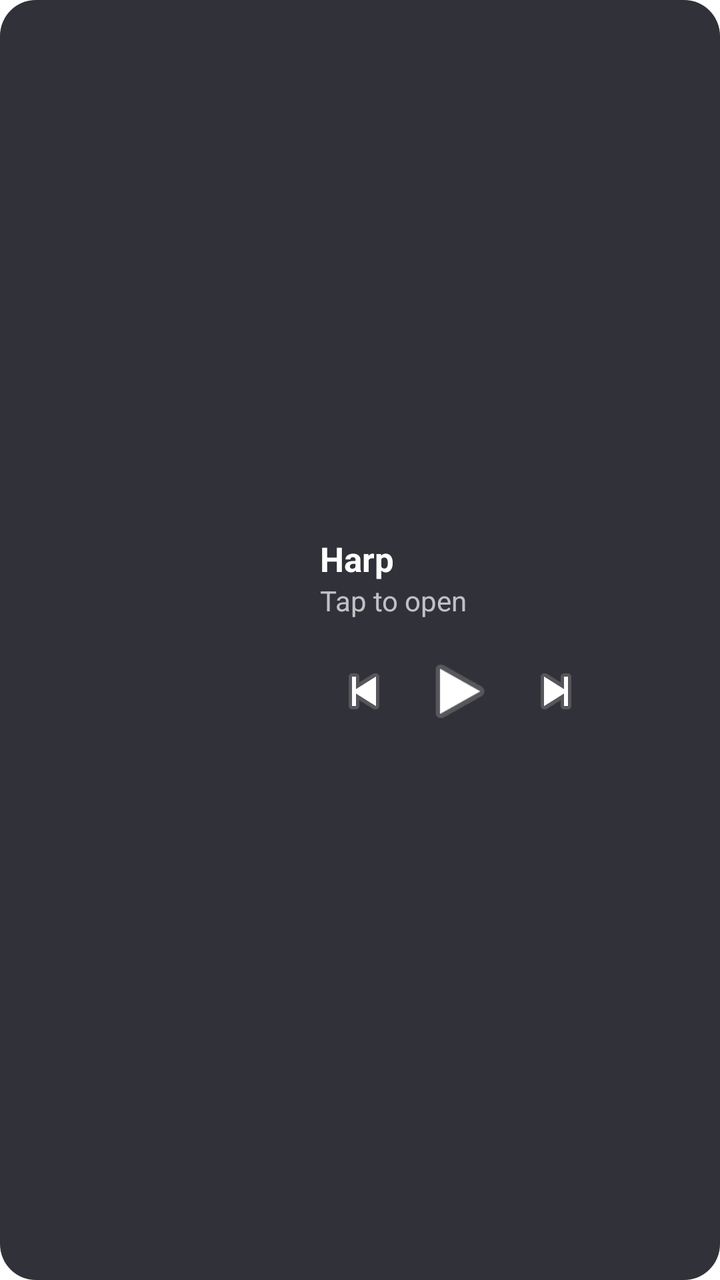
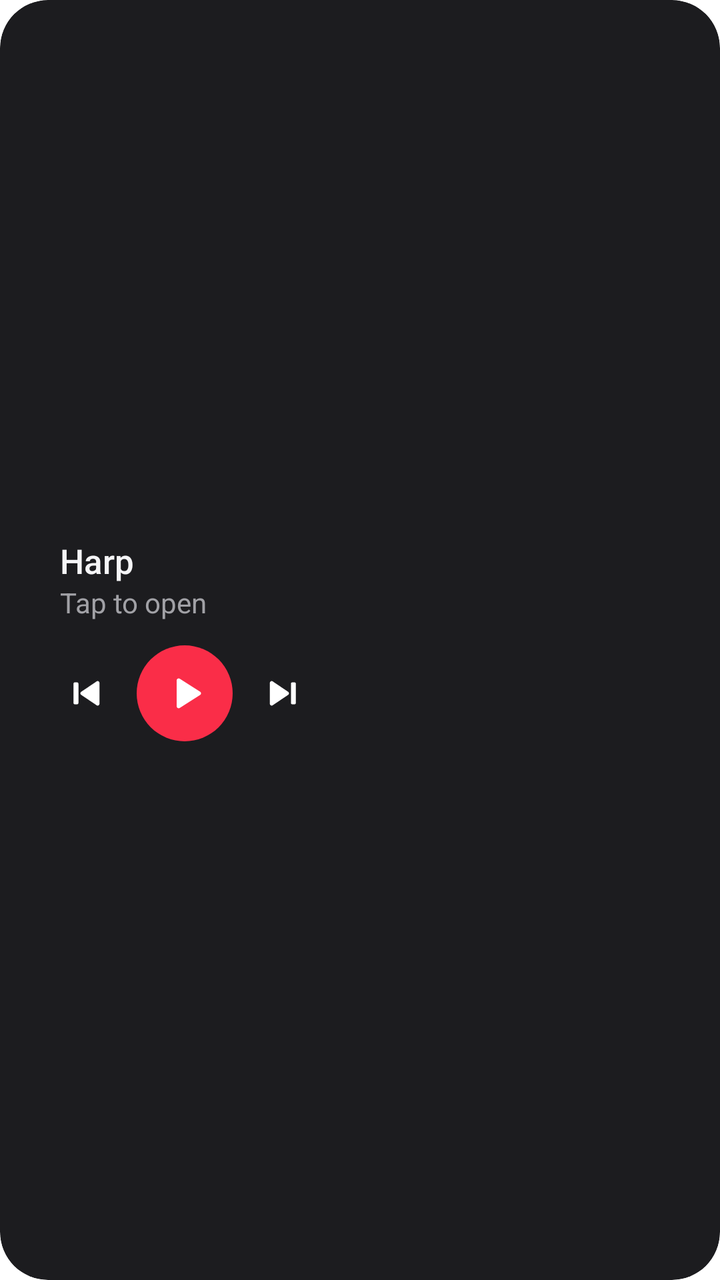

Screens rendered from an Android XML layout before and after an edit, with the pre-edit source and the edit as a unified diff.
<!-- AndroidManifest.xml: fallback theme Theme.MaterialComponents.DayNight.NoActionBar -->
<!-- res/layout/harp_widget_large.xml -->
<?xml version="1.0" encoding="utf-8"?>
<LinearLayout xmlns:android="http://schemas.android.com/apk/res/android"
    android:id="@+id/widget_root"
    android:layout_width="match_parent"
    android:layout_height="match_parent"
    android:background="@drawable/widget_bg"
    android:gravity="center_vertical"
    android:orientation="horizontal"
    android:padding="12dp">

    <ImageView
        android:id="@+id/widget_art"
        android:layout_width="0dp"
        android:layout_height="match_parent"
        android:layout_weight="1"
        android:adjustViewBounds="true"
        android:contentDescription="Cover"
        android:scaleType="centerCrop"
        android:src="@mipmap/ic_launcher" />

    <LinearLayout
        android:layout_width="0dp"
        android:layout_height="match_parent"
        android:layout_marginStart="14dp"
        android:layout_weight="1.4"
        android:gravity="center_vertical"
        android:orientation="vertical">

        <TextView
            android:id="@+id/widget_title"
            android:layout_width="match_parent"
            android:layout_height="wrap_content"
            android:ellipsize="end"
            android:maxLines="1"
            android:text="Harp"
            android:textColor="#FFFFFFFF"
            android:textSize="17sp"
            android:textStyle="bold" />

        <TextView
            android:id="@+id/widget_artist"
            android:layout_width="match_parent"
            android:layout_height="wrap_content"
            android:ellipsize="end"
            android:maxLines="1"
            android:text="Tap to open"
            android:textColor="#B3FFFFFF"
            android:textSize="14sp" />

        <LinearLayout
            android:layout_width="match_parent"
            android:layout_height="wrap_content"
            android:layout_marginTop="10dp"
            android:gravity="center_vertical"
            android:orientation="horizontal">

        <ImageButton
            android:id="@+id/widget_prev"
            android:layout_width="44dp"
            android:layout_height="44dp"
            android:background="@android:color/transparent"
            android:contentDescription="Previous"
            android:scaleType="fitCenter"
            android:padding="6dp"
            android:src="@android:drawable/ic_media_previous" />

        <ImageButton
            android:id="@+id/widget_play"
            android:layout_width="52dp"
            android:layout_height="52dp"
            android:background="@android:color/transparent"
            android:contentDescription="Play or pause"
            android:scaleType="fitCenter"
            android:padding="6dp"
            android:src="@android:drawable/ic_media_play" />

        <ImageButton
            android:id="@+id/widget_next"
            android:layout_width="44dp"
            android:layout_height="44dp"
            android:background="@android:color/transparent"
            android:contentDescription="Next"
            android:scaleType="fitCenter"
            android:padding="6dp"
            android:src="@android:drawable/ic_media_next" />

        </LinearLayout>
    </LinearLayout>
</LinearLayout>
<!-- resources referenced by this layout -->
<resources>
  <!-- drawable widget_bg (drawable) -->
  <?xml version="1.0" encoding="utf-8"?>
  <shape xmlns:android="http://schemas.android.com/apk/res/android" android:shape="rectangle">
      <solid android:color="#E61B1B24" />
      <corners android:radius="18dp" />
  </shape>
  <!-- mipmap ic_launcher (mipmap-anydpi-v26) -->
  <?xml version="1.0" encoding="utf-8"?>
  <adaptive-icon xmlns:android="http://schemas.android.com/apk/res/android">
      <background android:drawable="@drawable/ic_launcher_background"/>
      <foreground android:drawable="@mipmap/ic_launcher_foreground"/>
      <monochrome android:drawable="@mipmap/ic_launcher_foreground"/>
  </adaptive-icon>
  <!-- drawable ic_launcher_background (drawable) -->
  <?xml version="1.0" encoding="utf-8"?>
  <shape xmlns:android="http://schemas.android.com/apk/res/android" android:shape="rectangle">
      <gradient android:angle="315" android:startColor="#FFFF6B6B" android:endColor="#FFB3001B" android:type="linear"/>
  </shape>
</resources>

<!-- the commit's change to res/layout/harp_widget_large.xml (unified diff, before → after) -->
@@ -1,89 +1,38 @@
 <?xml version="1.0" encoding="utf-8"?>
-<LinearLayout xmlns:android="http://schemas.android.com/apk/res/android"
-    android:id="@+id/widget_root"
-    android:layout_width="match_parent"
-    android:layout_height="match_parent"
-    android:background="@drawable/widget_bg"
-    android:gravity="center_vertical"
-    android:orientation="horizontal"
-    android:padding="12dp">
-
-    <ImageView
-        android:id="@+id/widget_art"
-        android:layout_width="0dp"
-        android:layout_height="match_parent"
-        android:layout_weight="1"
-        android:adjustViewBounds="true"
-        android:contentDescription="Cover"
-        android:scaleType="centerCrop"
-        android:src="@mipmap/ic_launcher" />
-
-    <LinearLayout
-        android:layout_width="0dp"
-        android:layout_height="match_parent"
-        android:layout_marginStart="14dp"
-        android:layout_weight="1.4"
-        android:gravity="center_vertical"
-        android:orientation="vertical">
-
-        <TextView
-            android:id="@+id/widget_title"
-            android:layout_width="match_parent"
-            android:layout_height="wrap_content"
-            android:ellipsize="end"
-            android:maxLines="1"
-            android:text="Harp"
-            android:textColor="#FFFFFFFF"
-            android:textSize="17sp"
-            android:textStyle="bold" />
-
-        <TextView
-            android:id="@+id/widget_artist"
-            android:layout_width="match_parent"
-            android:layout_height="wrap_content"
-            android:ellipsize="end"
-            android:maxLines="1"
-            android:text="Tap to open"
-            android:textColor="#B3FFFFFF"
-            android:textSize="14sp" />
-
-        <LinearLayout
-            android:layout_width="match_parent"
-            android:layout_height="wrap_content"
-            android:layout_marginTop="10dp"
-            android:gravity="center_vertical"
-            android:orientation="horizontal">
-
-        <ImageButton
-            android:id="@+id/widget_prev"
-            android:layout_width="44dp"
-            android:layout_height="44dp"
-            android:background="@android:color/transparent"
-            android:contentDescription="Previous"
-            android:scaleType="fitCenter"
-            android:padding="6dp"
-            android:src="@android:drawable/ic_media_previous" />
-
-        <ImageButton
-            android:id="@+id/widget_play"
-            android:layout_width="52dp"
-            android:layout_height="52dp"
-            android:background="@android:color/transparent"
-            android:contentDescription="Play or pause"
-            android:scaleType="fitCenter"
-            android:padding="6dp"
-            android:src="@android:drawable/ic_media_play" />
-
-        <ImageButton
-            android:id="@+id/widget_next"
-            android:layout_width="44dp"
-            android:layout_height="44dp"
-            android:background="@android:color/transparent"
-            android:contentDescription="Next"
-            android:scaleType="fitCenter"
-            android:padding="6dp"
-            android:src="@android:drawable/ic_media_next" />
-
+<FrameLayout xmlns:android="http://schemas.android.com/apk/res/android" android:id="@+id/widget_root" android:layout_width="match_parent" android:layout_height="match_parent"
+    android:background="@drawable/widget_clip" android:clipToOutline="true">
+    <ImageView android:id="@+id/widget_bg" android:layout_width="match_parent" android:layout_height="match_parent"
+        android:importantForAccessibility="no" android:scaleType="fitXY" android:src="@drawable/widget_bg" />
+    <LinearLayout android:layout_width="match_parent" android:layout_height="match_parent" android:gravity="center_vertical"
+        android:orientation="horizontal" android:padding="14dp">
+        <ImageView android:id="@+id/widget_art" android:layout_width="wrap_content" android:layout_height="match_parent"
+            android:adjustViewBounds="true" android:maxWidth="180dp" android:contentDescription="Cover" android:scaleType="centerCrop" android:src="@mipmap/ic_launcher" />
+        <LinearLayout android:layout_width="0dp" android:layout_height="match_parent" android:layout_marginStart="16dp"
+            android:layout_weight="1" android:gravity="center_vertical" android:orientation="vertical">
+            <TextView android:id="@+id/widget_title" android:layout_width="match_parent" android:layout_height="wrap_content"
+            android:ellipsize="end" android:maxLines="1" android:text="Harp" android:textColor="#FFF5F5F7" android:textSize="17sp"
+            android:fontFamily="sans-serif-medium"   />
+            <TextView android:id="@+id/widget_artist" android:layout_width="match_parent" android:layout_height="wrap_content"
+            android:ellipsize="end" android:maxLines="1" android:text="Tap to open" android:textColor="#FFA1A1A6" android:textSize="14sp"
+            android:fontFamily="sans-serif"   />
+            <TextView android:id="@+id/widget_lyric" android:layout_width="match_parent" android:layout_height="wrap_content"
+            android:ellipsize="end" android:maxLines="2" android:text="" android:textColor="#FFF5F5F7" android:textSize="17sp"
+            android:fontFamily="sans-serif-medium" android:visibility="gone" android:layout_marginTop="6dp" />
+            <TextView android:id="@+id/widget_lyric_next" android:layout_width="match_parent" android:layout_height="wrap_content"
+            android:ellipsize="end" android:maxLines="1" android:text="" android:textColor="#FF6E6E73" android:textSize="13sp"
+            android:fontFamily="sans-serif" android:visibility="gone" android:layout_marginTop="2dp" />
+            <LinearLayout android:layout_width="wrap_content" android:layout_height="wrap_content" android:layout_marginTop="12dp"
+                android:layout_marginStart="-8dp" android:gravity="center_vertical" android:orientation="horizontal">
+                <ImageButton android:id="@+id/widget_prev" android:layout_width="42dp" android:layout_height="42dp"
+            android:background="@android:color/transparent" android:contentDescription="Previous" android:padding="10dp"
+            android:scaleType="fitCenter" android:src="@drawable/ic_w_prev" />
+                <ImageButton android:id="@+id/widget_play" android:layout_width="48dp" android:layout_height="48dp"
+            android:layout_marginStart="4dp" android:layout_marginEnd="4dp" android:background="@drawable/widget_play_bg"
+            android:contentDescription="Play or pause" android:padding="12dp" android:scaleType="fitCenter" android:src="@drawable/ic_w_play" />
+                <ImageButton android:id="@+id/widget_next" android:layout_width="42dp" android:layout_height="42dp"
+            android:background="@android:color/transparent" android:contentDescription="Next" android:padding="10dp"
+            android:scaleType="fitCenter" android:src="@drawable/ic_w_next" />
+            </LinearLayout>
         </LinearLayout>
     </LinearLayout>
-</LinearLayout>
+</FrameLayout>
<!-- resource entries referenced after the edit -->
@@ -1,10 +1,38 @@
 <!-- resources referenced by this layout -->
 <resources>
+  <!-- drawable ic_w_next (drawable) -->
+  <?xml version="1.0" encoding="utf-8"?>
+  <vector xmlns:android="http://schemas.android.com/apk/res/android" android:width="24dp" android:height="24dp" android:viewportWidth="24" android:viewportHeight="24">
+      <path android:fillColor="#FFFFFFFF" android:pathData="M5,6.3v11.4a1,1 0 0,0 1.55,0.83L15,12.83a1,1 0 0,0 0,-1.66L6.55,5.47A1,1 0 0,0 5,6.3z" />
+      <path android:fillColor="#FFFFFFFF" android:pathData="M17.2,6h1.3a0.7,0.7 0 0,1 0.7,0.7v10.6a0.7,0.7 0 0,1 -0.7,0.7h-1.3a0.7,0.7 0 0,1 -0.7,-0.7V6.7A0.7,0.7 0 0,1 17.2,6z" />
+  </vector>
+  <!-- drawable ic_w_play (drawable) -->
+  <?xml version="1.0" encoding="utf-8"?>
+  <vector xmlns:android="http://schemas.android.com/apk/res/android" android:width="24dp" android:height="24dp" android:viewportWidth="24" android:viewportHeight="24">
+      <path android:fillColor="#FFFFFFFF" android:pathData="M8,5.5v13a1,1 0 0,0 1.5,0.86l10.2,-6.5a1,1 0 0,0 0,-1.72L9.5,4.64A1,1 0 0,0 8,5.5z" />
+  </vector>
+  <!-- drawable ic_w_prev (drawable) -->
+  <?xml version="1.0" encoding="utf-8"?>
+  <vector xmlns:android="http://schemas.android.com/apk/res/android" android:width="24dp" android:height="24dp" android:viewportWidth="24" android:viewportHeight="24">
+      <path android:fillColor="#FFFFFFFF" android:pathData="M19,6.3v11.4a1,1 0 0,1 -1.55,0.83L9,12.83a1,1 0 0,1 0,-1.66l8.45,-5.7A1,1 0 0,1 19,6.3z" />
+      <path android:fillColor="#FFFFFFFF" android:pathData="M6.8,6H5.5a0.7,0.7 0 0,0 -0.7,0.7v10.6a0.7,0.7 0 0,0 0.7,0.7h1.3a0.7,0.7 0 0,0 0.7,-0.7V6.7A0.7,0.7 0 0,0 6.8,6z" />
+  </vector>
   <!-- drawable widget_bg (drawable) -->
   <?xml version="1.0" encoding="utf-8"?>
   <shape xmlns:android="http://schemas.android.com/apk/res/android" android:shape="rectangle">
-      <solid android:color="#E61B1B24" />
-      <corners android:radius="18dp" />
+      <solid android:color="#FF1C1C1F" />
+      <corners android:radius="24dp" />
+  </shape>
+  <!-- drawable widget_clip (drawable) -->
+  <?xml version="1.0" encoding="utf-8"?>
+  <shape xmlns:android="http://schemas.android.com/apk/res/android" android:shape="rectangle">
+      <solid android:color="#00000000" />
+      <corners android:radius="24dp" />
+  </shape>
+  <!-- drawable widget_play_bg (drawable) -->
+  <?xml version="1.0" encoding="utf-8"?>
+  <shape xmlns:android="http://schemas.android.com/apk/res/android" android:shape="oval">
+      <solid android:color="#FFFA2D48" />
   </shape>
   <!-- mipmap ic_launcher (mipmap-anydpi-v26) -->
   <?xml version="1.0" encoding="utf-8"?>
